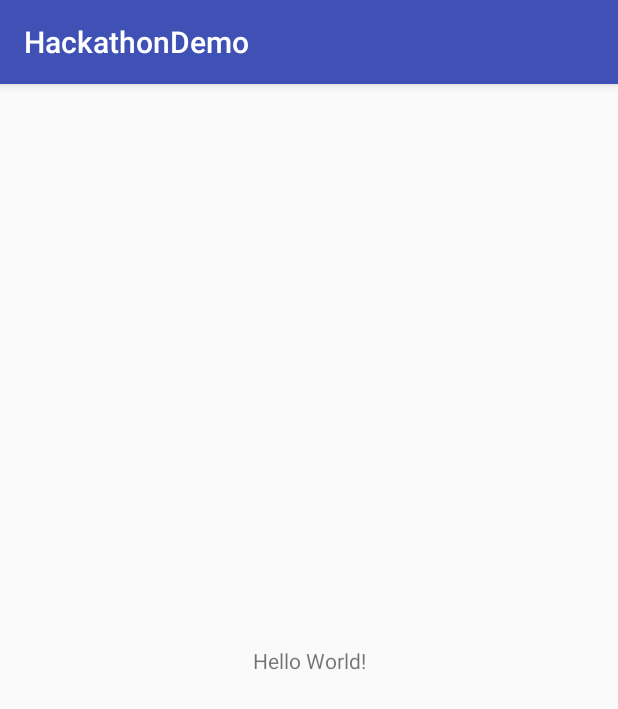
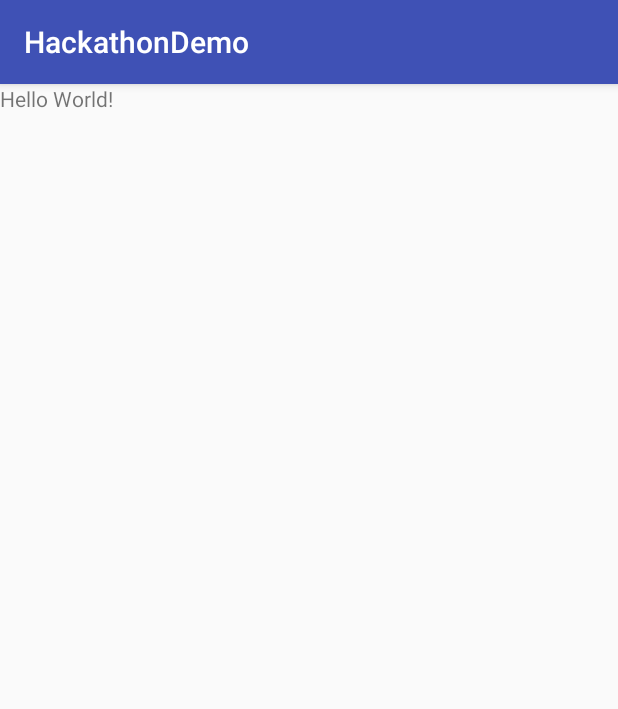
Before and after one commit to HackathonAASF/HackathonDemo, an Android app: the screen it shows after launch (MainActivity), on a phone screen of 412 x 824 dp. Shown: the top 709 px of the screen. Run offline under Robolectric (Android 15) with nearby library versions, the phone set to English and light mode, and no system bars.

Commit message:
Refactoring2

```diff
--- a/app/src/main/res/layout/activity_main.xml
+++ b/app/src/main/res/layout/activity_main.xml
@@ -1,5 +1,5 @@
 <?xml version="1.0" encoding="utf-8"?>
-<android.support.constraint.ConstraintLayout xmlns:android="http://schemas.android.com/apk/res/android"
+<RelativeLayout xmlns:android="http://schemas.android.com/apk/res/android"
     xmlns:app="http://schemas.android.com/apk/res-auto"
     xmlns:tools="http://schemas.android.com/tools"
     android:layout_width="match_parent"
@@ -9,10 +9,10 @@
     <TextView
         android:layout_width="wrap_content"
         android:layout_height="wrap_content"
-        android:text="Hello World!"
+        android:text="@string/hey"
         app:layout_constraintBottom_toBottomOf="parent"
         app:layout_constraintLeft_toLeftOf="parent"
         app:layout_constraintRight_toRightOf="parent"
         app:layout_constraintTop_toTopOf="parent" />
 
-</android.support.constraint.ConstraintLayout>
+</RelativeLayout>
--- a/app/src/main/res/values/strings.xml
+++ b/app/src/main/res/values/strings.xml
@@ -1,3 +1,4 @@
 <resources>
     <string name="app_name">HackathonDemo</string>
+    <string name="hey">Hello World!</string>
 </resources>
```
Also changed, not shown: gradle.properties (+12 -9 lines).
